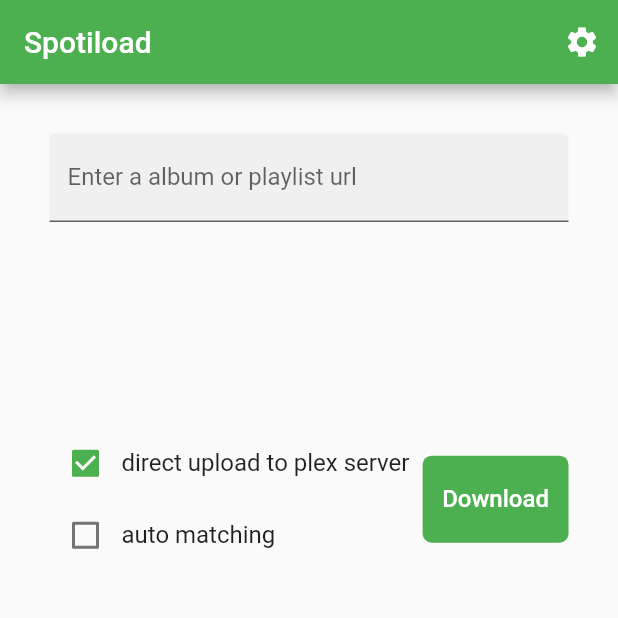
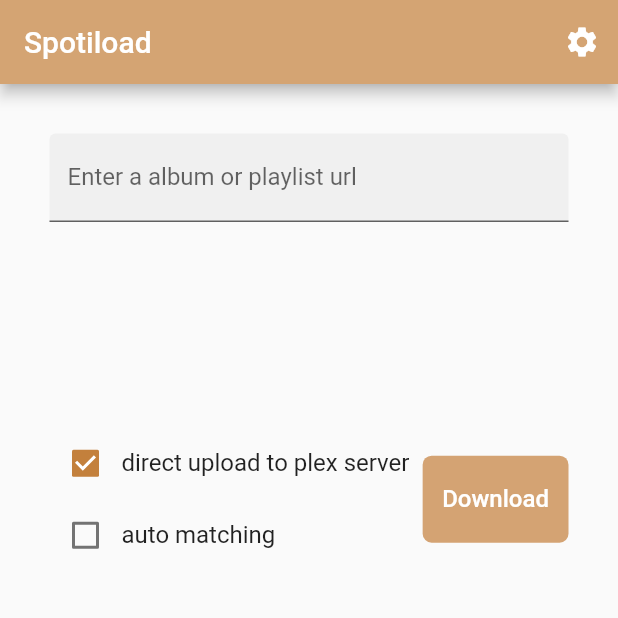
Before and after one commit to JSchmiegel/tuneload_frontend, a Flutter app: the screen it shows after launch, on a phone screen of 412 x 824 dp, the top half of it. Run offline on Flutter 3.47's test engine with Material 2 defaults, Android fonts, the light colour scheme and no system bars; our stand-ins replace drop_shadow.

Commit message:
fixed compile error (due to changed paths) + changed theme color + fixed bug with settings

```diff
--- a/lib/global.dart
+++ b/lib/global.dart
@@ -5,7 +5,7 @@
 
 const firstMargin = EdgeInsets.all(33);
 double buttonSplashRadius = 15;
-final greenColor = Colors.green[500];
+final mainColor = Color(0xFFd4a373);
 final redColor = Colors.red[300];
 
 const styleButton = TextStyle(color: Colors.white, fontSize: 16);
--- a/lib/main.dart
+++ b/lib/main.dart
@@ -12,6 +12,7 @@
 import 'package:spotiload/providers/matchingpageprovider.dart';
 import 'package:spotiload/providers/progresspagemanualprovider.dart';
 import 'package:spotiload/providers/progressprovider.dart';
+// import 'package:spotiload/themes/tuneloadTheme.dart';
 import 'pages/finishpage.dart';
 import 'providers/finishpageprovider.dart';
 
@@ -90,9 +91,25 @@
                     )));
           }
         },
+        // theme: tuneloadTheme,
         theme: ThemeData(
-        primarySwatch: Colors.green,
-      ),
+            primarySwatch: const MaterialColor(4292125811, {
+              50: Color(0xfff9f2eb),
+              100: Color(0xfff3e6d8),
+              200: Color(0xffe7ccb1),
+              300: Color(0xffdbb38a),
+              400: Color(0xffcf9a63),
+              500: Color(0xffc3803c),
+              600: Color(0xff9c6730),
+              700: Color(0xff754d24),
+              800: Color(0xff4e3318),
+              900: Color(0xff271a0c),
+            }),
+            // brightness: Brightness.dark,
+            appBarTheme: const AppBarTheme(
+              foregroundColor: Colors.white,
+            ))
+        //     primaryColor: const Color(0xFFd4a473) //, colorScheme: ColorScheme.fromSwatch().copyWith(secondary: const Color(0xFF5c706f)),
         // home: HomeScreen(),
         );
   }
--- a/lib/pages/errorpage.dart
+++ b/lib/pages/errorpage.dart
@@ -1,5 +1,4 @@
 import 'package:flutter/material.dart';
-import 'package:hexcolor/hexcolor.dart';
 import 'package:spotiload/global.dart';
 import 'package:spotiload/models/httpresponse.dart';
 import 'package:spotiload/pages/homepage.dart';
@@ -16,7 +15,7 @@
       appBar: AppBar(
         title: const Text('ERROR'),
         automaticallyImplyLeading: false, // removes the back button
-        backgroundColor: HexColor("#b71b1c"),
+        backgroundColor: const Color(0xFFb71b1c),
       ),
       body: Container(
         margin: firstMargin,
@@ -82,9 +81,9 @@
                 Container(
                   padding: const EdgeInsets.all(5),
                   decoration: BoxDecoration(
-                    border: Border.all(color: HexColor("#b71b1c")),
+                    border: Border.all(color: const Color(0xFFb71b1c)),
                     borderRadius: BorderRadius.circular(6),
-                    color: HexColor("#ef534f"),
+                    color: const Color(0xFFef534f),
                   ),
                   child: TextButton(
                     child: const Text(
--- a/lib/pages/finishpage.dart
+++ b/lib/pages/finishpage.dart
@@ -70,7 +70,7 @@
               children: [
                 Container(
                   padding: const EdgeInsets.all(5),
-                  decoration: BoxDecoration(color: greenColor, borderRadius: BorderRadius.circular(6)),
+                  decoration: BoxDecoration(color: mainColor, borderRadius: BorderRadius.circular(6)),
                   child: TextButton(
                     child: const Text(
                       'Confirm',
--- a/lib/pages/homepage.dart
+++ b/lib/pages/homepage.dart
@@ -182,7 +182,7 @@
                     ),
                     Container(
                       padding: const EdgeInsets.all(5),
-                      decoration: BoxDecoration(color: greenColor, borderRadius: BorderRadius.circular(6)),
+                      decoration: BoxDecoration(color: mainColor, borderRadius: BorderRadius.circular(6)),
                       child: TextButton(
                         child: const Text(
                           'Download',
--- a/lib/pages/matchingpage.dart
+++ b/lib/pages/matchingpage.dart
@@ -153,7 +153,7 @@
                                 Row(mainAxisAlignment: MainAxisAlignment.spaceBetween, mainAxisSize: MainAxisSize.max, children: [
                                   Container(
                                     padding: const EdgeInsets.all(5),
-                                    decoration: BoxDecoration(color: greenColor, borderRadius: BorderRadius.circular(6)),
+                                    decoration: BoxDecoration(color: mainColor, borderRadius: BorderRadius.circular(6)),
                                     child: TextButton(
                                       child: const Text(
                                         'Cancel',
@@ -254,7 +254,7 @@
                                   ),
                                   Container(
                                     padding: const EdgeInsets.all(5),
-                                    decoration: BoxDecoration(color: greenColor, borderRadius: BorderRadius.circular(6)),
+                                    decoration: BoxDecoration(color: mainColor, borderRadius: BorderRadius.circular(6)),
                                     child: TextButton(
                                       child: const Text(
                                         'Confirm',
--- a/lib/pages/settingpage.dart
+++ b/lib/pages/settingpage.dart
@@ -195,7 +195,7 @@
                   children: [
                     Container(
                       padding: const EdgeInsets.all(5),
-                      decoration: BoxDecoration(color: greenColor, borderRadius: BorderRadius.circular(6)),
+                      decoration: BoxDecoration(color: mainColor, borderRadius: BorderRadius.circular(6)),
                       child: TextButton(
                         child: const Text(
                           'Confirm',
--- /dev/null
+++ b/lib/themes/tuneloadTheme.dart
@@ -0,0 +1,499 @@
+import 'package:flutter/material.dart';
+
+final ThemeData tuneloadTheme = ThemeData(
+  primarySwatch: const MaterialColor(4292125811, {
+    50: Color(0xfff9f2eb),
+    100: Color(0xfff3e6d8),
+    200: Color(0xffe7ccb1),
+    300: Color(0xffdbb38a),
+    400: Color(0xffcf9a63),
+    500: Color(0xffc3803c),
+    600: Color(0xff9c6730),
+    700: Color(0xff754d24),
+    800: Color(0xff4e3318),
+    900: Color(0xff271a0c)
+  }),
+  brightness: Brightness.light,
+  primaryColor: const Color(0xffd4a473),
+  primaryColorBrightness: Brightness.light,
+  primaryColorLight: Color(0xfff3e6d8),
+  primaryColorDark: Color(0xff754d24),
+  accentColor: Color(0xffc3803c),
+  accentColorBrightness: Brightness.dark,
+  canvasColor: Color(0xfffafafa),
+  scaffoldBackgroundColor: Color(0xfffafafa),
+  bottomAppBarColor: Color(0xffffffff),
+  cardColor: Color(0xffffffff),
+  dividerColor: Color(0x1f000000),
+  highlightColor: Color(0x66bcbcbc),
+  splashColor: Color(0x66c8c8c8),
+  selectedRowColor: Color(0xfff5f5f5),
+  unselectedWidgetColor: Color(0x8a000000),
+  disabledColor: Color(0x61000000),
+  buttonColor: Color(0xffe0e0e0),
+  toggleableActiveColor: Color(0xff9c6730),
+  secondaryHeaderColor: Color(0xfff9f2eb),
+  textSelectionColor: Color(0xffe7ccb1),
+  cursorColor: Color(0xff4285f4),
+  textSelectionHandleColor: Color(0xffdbb38a),
+  backgroundColor: Color(0xffe7ccb1),
+  dialogBackgroundColor: Color(0xffffffff),
+  indicatorColor: Color(0xffc3803c),
+  hintColor: Color(0x8a000000),
+  errorColor: Color(0xffd32f2f),
+  buttonTheme: ButtonThemeData(
+    textTheme: ButtonTextTheme.normal,
+    minWidth: 88,
+    height: 36,
+    padding: EdgeInsets.only(top: 0, bottom: 0, left: 16, right: 16),
+    shape: RoundedRectangleBorder(
+      side: BorderSide(
+        color: Color(0xff000000),
+        width: 0,
+        style: BorderStyle.none,
+      ),
+      borderRadius: BorderRadius.all(Radius.circular(2.0)),
+    ),
+    alignedDropdown: false,
+    buttonColor: Color(0xffe0e0e0),
+    disabledColor: Color(0x61000000),
+    highlightColor: Color(0x29000000),
+    splashColor: Color(0x1f000000),
+    focusColor: Color(0x1f000000),
+    hoverColor: Color(0x0a000000),
+    colorScheme: ColorScheme(
+      primary: Color(0xffd4a473),
+      primaryVariant: Color(0xff754d24),
+      secondary: Color(0xffc3803c),
+      secondaryVariant: Color(0xff754d24),
+      surface: Color(0xffffffff),
+      background: Color(0xffe7ccb1),
+      error: Color(0xffd32f2f),
+      onPrimary: Color(0xff000000),
+      onSecondary: Color(0xffffffff),
+      onSurface: Color(0xff000000),
+      onBackground: Color(0xff000000),
+      onError: Color(0xffffffff),
+      brightness: Brightness.light,
+    ),
+  ),
+  textTheme: TextTheme(
+    // display4: TextStyle(
+    //   color: Color(0x8a000000),
+    //   fontSize: null,
+    //   fontWeight: FontWeight.w400,
+    //   fontStyle: FontStyle.normal,
+    // ),
+    // display3: TextStyle(
+    //   color: Color(0x8a000000),
+    //   fontSize: null,
+    //   fontWeight: FontWeight.w400,
+    //   fontStyle: FontStyle.normal,
+    // ),
+    // display2: TextStyle(
+    //   color: Color(0x8a000000),
+    //   fontSize: null,
+    //   fontWeight: FontWeight.w400,
+    //   fontStyle: FontStyle.normal,
+    // ),
+    // display1: TextStyle(
+    //   color: Color(0x8a000000),
+    //   fontSize: null,
+    //   fontWeight: FontWeight.w400,
+    //   fontStyle: FontStyle.normal,
+    // ),
+    // headline: TextStyle(
+    //   color: Color(0xdd000000),
+    //   fontSize: null,
+    //   fontWeight: FontWeight.w400,
+    //   fontStyle: FontStyle.normal,
+    // ),
+    // title: TextStyle(
+    //   color: Color(0xdd000000),
+    //   fontSize: null,
+    //   fontWeight: FontWeight.w400,
+    //   fontStyle: FontStyle.normal,
+    // ),
+    // subhead: TextStyle(
+    //   color: Color(0xdd000000),
+    //   fontSize: null,
+    //   fontWeight: FontWeight.w400,
+    //   fontStyle: FontStyle.normal,
+    // ),
+    // body2: TextStyle(
+    //   color: Color(0xdd000000),
+    //   fontSize: null,
+    //   fontWeight: FontWeight.w400,
+    //   fontStyle: FontStyle.normal,
+    // ),
+    // body1: TextStyle(
+    //   color: Color(0xdd000000),
+    //   fontSize: null,
+    //   fontWeight: FontWeight.w400,
+    //   fontStyle: FontStyle.normal,
+    // ),
+    caption: TextStyle(
+      color: Color(0x8a000000),
+      fontSize: null,
+      fontWeight: FontWeight.w400,
+      fontStyle: FontStyle.normal,
+    ),
+    button: TextStyle(
+      color: Color(0xdd000000),
+      fontSize: null,
+      fontWeight: FontWeight.w400,
+      fontStyle: FontStyle.normal,
+    ),
+    // subtitle: TextStyle(
+    //   color: Color(0xff000000),
+    //   fontSize: null,
+    //   fontWeight: FontWeight.w400,
+    //   fontStyle: FontStyle.normal,
+    // ),
+    overline: TextStyle(
+      color: Color(0xff000000),
+      fontSize: null,
+      fontWeight: FontWeight.w400,
+      fontStyle: FontStyle.normal,
+    ),
+  ),
+  primaryTextTheme: TextTheme(
+    // display4: TextStyle(
+    //   color: Color(0x8a000000),
+    //   fontSize: null,
+    //   fontWeight: FontWeight.w400,
+    //   fontStyle: FontStyle.normal,
+    // ),
+    // display3: TextStyle(
+    //   color: Color(0x8a000000),
+    //   fontSize: null,
+    //   fontWeight: FontWeight.w400,
+    //   fontStyle: FontStyle.normal,
+    // ),
+    // display2: TextStyle(
+    //   color: Color(0x8a000000),
+    //   fontSize: null,
+    //   fontWeight: FontWeight.w400,
+    //   fontStyle: FontStyle.normal,
+    // ),
+    // display1: TextStyle(
+    //   color: Color(0x8a000000),
+    //   fontSize: null,
+    //   fontWeight: FontWeight.w400,
+    //   fontStyle: FontStyle.normal,
+    // ),
+    // headline: TextStyle(
+    //   color: Color(0xdd000000),
+    //   fontSize: null,
+    //   fontWeight: FontWeight.w400,
+    //   fontStyle: FontStyle.normal,
+    // ),
+    // title: TextStyle(
+    //   color: Color(0xdd000000),
+    //   fontSize: null,
+    //   fontWeight: FontWeight.w400,
+    //   fontStyle: FontStyle.normal,
+    // ),
+    // subhead: TextStyle(
+    //   color: Color(0xdd000000),
+    //   fontSize: null,
+    //   fontWeight: FontWeight.w400,
+    //   fontStyle: FontStyle.normal,
+    // ),
+    // body2: TextStyle(
+    //   color: Color(0xdd000000),
+    //   fontSize: null,
+    //   fontWeight: FontWeight.w400,
+    //   fontStyle: FontStyle.normal,
+    // ),
+    // body1: TextStyle(
+    //   color: Color(0xdd000000),
+    //   fontSize: null,
+    //   fontWeight: FontWeight.w400,
+    //   fontStyle: FontStyle.normal,
+    // ),
+    caption: TextStyle(
+      color: Color(0x8a000000),
+      fontSize: null,
+      fontWeight: FontWeight.w400,
+      fontStyle: FontStyle.normal,
+    ),
+    button: TextStyle(
+      color: Color(0xdd000000),
+      fontSize: null,
+      fontWeight: FontWeight.w400,
+      fontStyle: FontStyle.normal,
+    ),
+    // subtitle: TextStyle(
+    //   color: Color(0xff000000),
+    //   fontSize: null,
+    //   fontWeight: FontWeight.w400,
+    //   fontStyle: FontStyle.normal,
+    // ),
+    overline: TextStyle(
+      color: Color(0xff000000),
+      fontSize: null,
+      fontWeight: FontWeight.w400,
+      fontStyle: FontStyle.normal,
+    ),
+  ),
+  accentTextTheme: TextTheme(
+    // display4: TextStyle(
+    //   color: Color(0xb3ffffff),
+    //   fontSize: null,
+    //   fontWeight: FontWeight.w400,
+    //   fontStyle: FontStyle.normal,
+    // ),
+    // display3: TextStyle(
+    //   color: Color(0xb3ffffff),
+    //   fontSize: null,
+    //   fontWeight: FontWeight.w400,
+    //   fontStyle: FontStyle.normal,
+    // ),
+    // display2: TextStyle(
+    //   color: Color(0xb3ffffff),
+    //   fontSize: null,
+    //   fontWeight: FontWeight.w400,
+    //   fontStyle: FontStyle.normal,
+    // ),
+    // display1: TextStyle(
+    //   color: Color(0xb3ffffff),
+    //   fontSize: null,
+    //   fontWeight: FontWeight.w400,
+    //   fontStyle: FontStyle.normal,
+    // ),
+    // headline: TextStyle(
+    //   color: Color(0xffffffff),
+    //   fontSize: null,
+    //   fontWeight: FontWeight.w400,
+    //   fontStyle: FontStyle.normal,
+    // ),
+    // title: TextStyle(
+    //   color: Color(0xffffffff),
+    //   fontSize: null,
+    //   fontWeight: FontWeight.w400,
+    //   fontStyle: FontStyle.normal,
+    // ),
+    // subhead: TextStyle(
+    //   color: Color(0xffffffff),
+    //   fontSize: null,
+    //   fontWeight: FontWeight.w400,
+    //   fontStyle: FontStyle.normal,
+    // ),
+    // body2: TextStyle(
+    //   color: Color(0xffffffff),
+    //   fontSize: null,
+    //   fontWeight: FontWeight.w400,
+    //   fontStyle: FontStyle.normal,
+    // ),
+    // body1: TextStyle(
+    //   color: Color(0xffffffff),
+    //   fontSize: null,
+    //   fontWeight: FontWeight.w400,
+    //   fontStyle: FontStyle.normal,
+    // ),
+    caption: TextStyle(
+      color: Color(0xb3ffffff),
+      fontSize: null,
+      fontWeight: FontWeight.w400,
+      fontStyle: FontStyle.normal,
+    ),
+    button: TextStyle(
+      color: Color(0xffffffff),
+      fontSize: null,
+      fontWeight: FontWeight.w400,
+      fontStyle: FontStyle.normal,
+    ),
+    // subtitle: TextStyle(
+    //   color: Color(0xffffffff),
+    //   fontSize: null,
+    //   fontWeight: FontWeight.w400,
+    //   fontStyle: FontStyle.normal,
+    // ),
+    overline: TextStyle(
+      color: Color(0xffffffff),
+      fontSize: null,
+      fontWeight: FontWeight.w400,
+      fontStyle: FontStyle.normal,
+    ),
+  ),
+  inputDecorationTheme: InputDecorationTheme(
+    labelStyle: TextStyle(
+      color: Color(0xdd000000),
+      fontSize: null,
+      fontWeight: FontWeight.w400,
+      fontStyle: FontStyle.normal,
+    ),
+    helperStyle: TextStyle(
+      color: Color(0xdd000000),
+      fontSize: null,
+      fontWeight: FontWeight.w400,
+      fontStyle: FontStyle.normal,
+    ),
+    hintStyle: TextStyle(
+      color: Color(0xdd000000),
+      fontSize: null,
+      fontWeight: FontWeight.w400,
+      fontStyle: FontStyle.normal,
+    ),
+    errorStyle: TextStyle(
+      color: Color(0xdd000000),
+      fontSize: null,
+      fontWeight: FontWeight.w400,
+      fontStyle: FontStyle.normal,
+    ),
+    errorMaxLines: null,
+    // hasFloatingPlaceholder: true,
+    isDense: false,
+    contentPadding: EdgeInsets.only(top: 12, bottom: 12, left: 0, right: 0),
+    isCollapsed: false,
+    prefixStyle: TextStyle(
+      color: Color(0xdd000000),
+      fontSize: null,
+      fontWeight: FontWeight.w400,
+      fontStyle: FontStyle.normal,
+    ),
+    suffixStyle: TextStyle(
+      color: Color(0xdd000000),
+      fontSize: null,
+      fontWeight: FontWeight.w400,
+      fontStyle: FontStyle.normal,
+    ),
+    counterStyle: TextStyle(
+      color: Color(0xdd000000),
+      fontSize: null,
+      fontWeight: FontWeight.w400,
+      fontStyle: FontStyle.normal,
+    ),
+    filled: false,
+    fillColor: Color(0x00000000),
+    errorBorder: UnderlineInputBorder(
+      borderSide: BorderSide(
+        color: Color(0xff000000),
+        width: 1,
+        style: BorderStyle.solid,
+      ),
+      borderRadius: BorderRadius.all(Radius.circular(4.0)),
+    ),
+    focusedBorder: UnderlineInputBorder(
+      borderSide: BorderSide(
+        color: Color(0xff000000),
+        width: 1,
+        style: BorderStyle.solid,
+      ),
+      borderRadius: BorderRadius.all(Radius.circular(4.0)),
+    ),
+    focusedErrorBorder: UnderlineInputBorder(
+      borderSide: BorderSide(
+        color: Color(0xff000000),
+        width: 1,
+        style: BorderStyle.solid,
+      ),
+      borderRadius: BorderRadius.all(Radius.circular(4.0)),
+    ),
+    disabledBorder: UnderlineInputBorder(
+      borderSide: BorderSide(
+        color: Color(0xff000000),
+        width: 1,
+        style: BorderStyle.solid,
+      ),
+      borderRadius: BorderRadius.all(Radius.circular(4.0)),
+    ),
+    enabledBorder: UnderlineInputBorder(
+      borderSide: BorderSide(
+        color: Color(0xff000000),
+        width: 1,
+        style: BorderStyle.solid,
+      ),
+      borderRadius: BorderRadius.all(Radius.circular(4.0)),
+    ),
+    border: UnderlineInputBorder(
+      borderSide: BorderSide(
+        color: Color(0xff000000),
+        width: 1,
+        style: BorderStyle.solid,
+      ),
+      borderRadius: BorderRadius.all(Radius.circular(4.0)),
+    ),
+  ),
+  iconTheme: IconThemeData(
+    color: Color(0xdd000000),
+    opacity: 1,
+    size: 24,
+  ),
+  primaryIconTheme: IconThemeData(
+    color: Color(0xff000000),
+    opacity: 1,
+    size: 24,
+  ),
+  accentIconTheme: IconThemeData(
+    color: Color(0xffffffff),
+    opacity: 1,
+    size: 24,
+  ),
+  sliderTheme: SliderThemeData(
+    activeTrackColor: null,
+    inactiveTrackColor: null,
+    disabledActiveTrackColor: null,
+    disabledInactiveTrackColor: null,
+    activeTickMarkColor: null,
+    inactiveTickMarkColor: null,
+    disabledActiveTickMarkColor: null,
+    disabledInactiveTickMarkColor: null,
+    thumbColor: null,
+    disabledThumbColor: null,
+    // thumbShape: null(),
+    overlayColor: null,
+    valueIndicatorColor: null,
+    // valueIndicatorShape: null(),
+    showValueIndicator: null,
+    valueIndicatorTextStyle: TextStyle(
+      color: Color(0xffffffff),
+      fontSize: null,
+      fontWeight: FontWeight.w400,
+      fontStyle: FontStyle.normal,
+    ),
+  ),
+  tabBarTheme: TabBarTheme(
+    indicatorSize: TabBarIndicatorSize.tab,
+    labelColor: Color(0xdd000000),
+    unselectedLabelColor: Color(0xb2000000),
+  ),
+  chipTheme: ChipThemeData(
+    backgroundColor: Color(0x1f000000),
+    brightness: Brightness.light,
+    deleteIconColor: Color(0xde000000),
+    disabledColor: Color(0x0c000000),
+    labelPadding: EdgeInsets.only(top: 0, bottom: 0, left: 8, right: 8),
+    labelStyle: TextStyle(
+      color: Color(0xde000000),
+      fontSize: null,
+      fontWeight: FontWeight.w400,
+      fontStyle: FontStyle.normal,
+    ),
+    padding: EdgeInsets.only(top: 4, bottom: 4, left: 4, right: 4),
+    secondaryLabelStyle: TextStyle(
+      color: Color(0x3d000000),
+      fontSize: null,
+      fontWeight: FontWeight.w400,
+      fontStyle: FontStyle.normal,
+    ),
+    secondarySelectedColor: Color(0x3dd4a473),
+    selectedColor: Color(0x3d000000),
+    shape: StadiumBorder(
+        side: BorderSide(
+      color: Color(0xff000000),
+      width: 0,
+      style: BorderStyle.none,
+    )),
+  ),
+  dialogTheme: DialogTheme(
+      shape: RoundedRectangleBorder(
+    side: BorderSide(
+      color: Color(0xff000000),
+      width: 0,
+      style: BorderStyle.none,
+    ),
+    borderRadius: BorderRadius.all(Radius.circular(0.0)),
+  )),
+);
--- a/pubspec.yaml
+++ b/pubspec.yaml
@@ -34,7 +34,6 @@
   http: ^0.13.4
   provider: ^6.0.1
   intl: ^0.17.0
-  hexcolor: ^2.0.5
   drop_shadow: ^0.0.1+4
 
   # The following adds the Cupertino Icons font to your application.
```
Also changed, not shown: pubspec.lock, 1 other file. Lines whose indentation alone changed are shown as unchanged.
